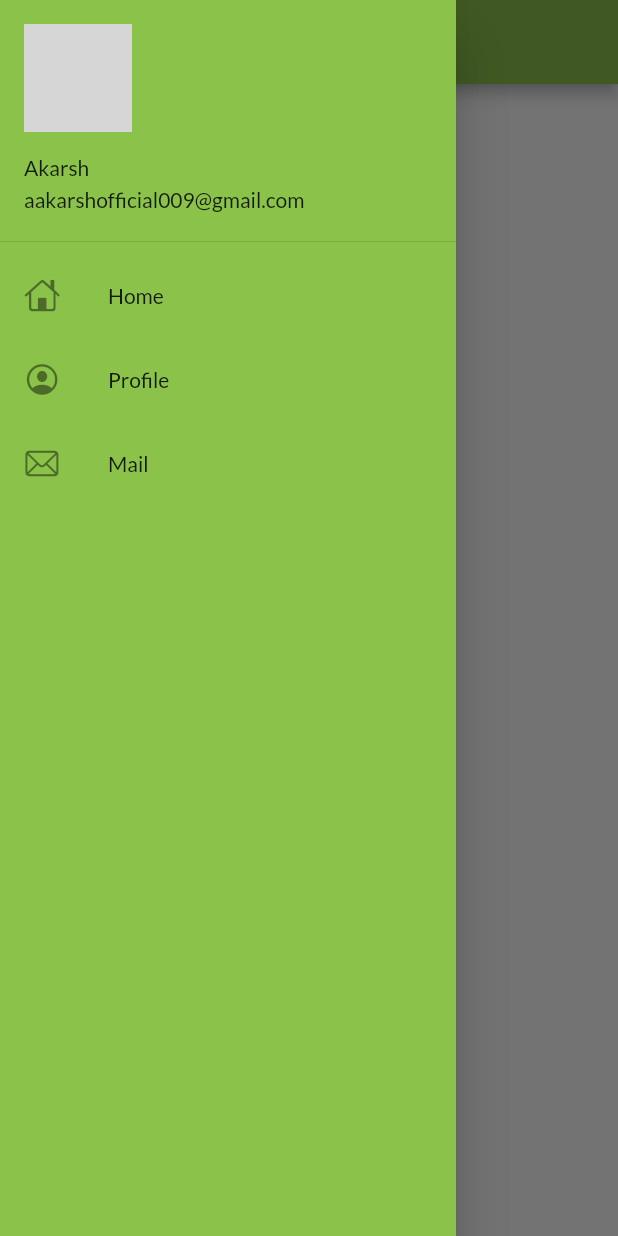
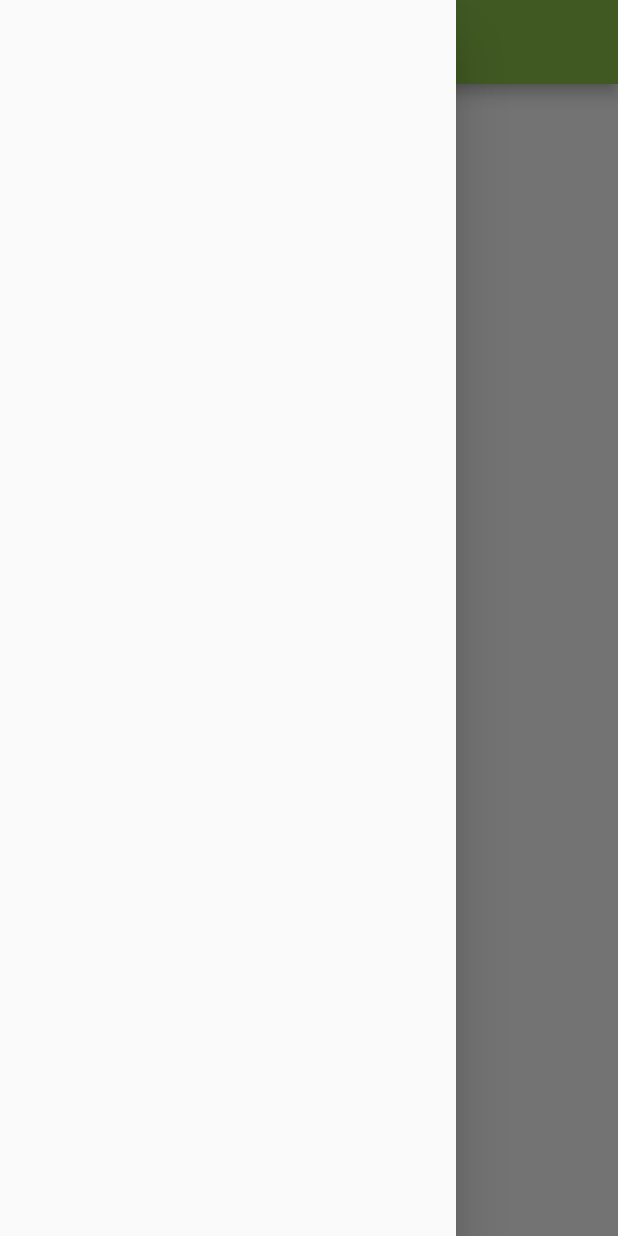
Before and after one commit to aakarsh-kt/Flutter, a Flutter app: the HomePage screen opened by its route, with the side drawer open, on a phone screen of 412 x 824 dp. Run offline on Flutter 3.47's test engine with Material 2 defaults, Android fonts, the phone set to English and light mode, and no system bars; grey boxes are pictures that could not be loaded.

Commit message:
Revert "Day 9"

```diff
--- a/flutter_catalog/lib/pages/home_page.dart
+++ b/flutter_catalog/lib/pages/home_page.dart
@@ -1,7 +1,5 @@
 
 import 'package:flutter/material.dart';
-
-import '../widgets/drawer.dart';
 
 class HomePage extends StatelessWidget {
   const HomePage({super.key});
@@ -18,7 +16,7 @@ class HomePage extends StatelessWidget {
           child: Text("Welcome to $days days of flutter"),
         ),
       ),
-      drawer: MyDrawer(),
+      drawer: Drawer(),
     );
   }
 }
--- a/flutter_catalog/lib/utils/route.dart
+++ /dev/null
@@ -1,6 +0,0 @@
-class MyRoutes {
-  static String loginRoute = "/login";
-  static String homeRoute = "/home";
-
-
-}
--- a/flutter_catalog/lib/widgets/drawer.dart
+++ /dev/null
@@ -1,52 +0,0 @@
-import 'package:flutter/cupertino.dart';
-import 'package:flutter/material.dart';
-
-class MyDrawer extends StatelessWidget {
-  const MyDrawer({super.key});
-
-  @override
-  Widget build(BuildContext context) {
-    final imgUrl =
-        "https://encrypted-tbn0.gstatic.com/images?q=tbn:ANd9GcSrs4LyUYNLiaO2quZ4i-Si2-igGOU_d56xgw&usqp=CAU";
-    return Drawer(
-      child: Container(
-        color: Colors.lightGreen,
-        child: ListView(
-          padding: EdgeInsets.zero,
-          children: [
-            DrawerHeader(
-              padding: EdgeInsets.zero,
-              child: UserAccountsDrawerHeader(
-                margin: EdgeInsets.zero,
-                accountName: Text("Akarsh"),
-                accountEmail: Text("aakarshofficial009@gmail.com"),
-                currentAccountPicture:
-                    CircleAvatar(backgroundImage: NetworkImage(imgUrl)),
-              ),
-            ),
-            ListTile(
-              leading: Icon(
-                CupertinoIcons.home,
-              ),
-              title: Text(
-                "Home",
-              ),
-            ),
-            ListTile(
-              leading: Icon(
-                CupertinoIcons.profile_circled,
-              ),
-              title: Text("Profile"),
-            ),
-            ListTile(
-              leading: Icon(
-                CupertinoIcons.mail,
-              ),
-              title: Text("Mail"),
-            ),
-          ],
-        ),
-      ),
-    );
-  }
-}
--- a/flutter_catalog/pubspec.yaml
+++ b/flutter_catalog/pubspec.yaml
@@ -32,11 +32,9 @@ dependencies:
     sdk: flutter
 
 
-
   # The following adds the Cupertino Icons font to your application.
   # Use with the CupertinoIcons class for iOS style icons.
   cupertino_icons: ^1.0.2
-  google_fonts: ^4.0.3
 
 dev_dependencies:
   flutter_test:
@@ -62,8 +60,7 @@ flutter:
 
   # To add assets to your application, add an assets section, like this:
   assets:
-    - assets/images/
-
+    - assets\images
   #   - images/a_dot_ham.jpeg
 
   # An image asset can refer to one or more resolution-specific "variants", see
```
Also changed, not shown: flutter_catalog/lib/main.dart (+4 -13 lines), flutter_catalog/lib/pages/login.dart (+6 -126 lines), flutter_catalog/assets/images/login_page.png, flutter_catalog/pubspec.lock, 1 other file.
